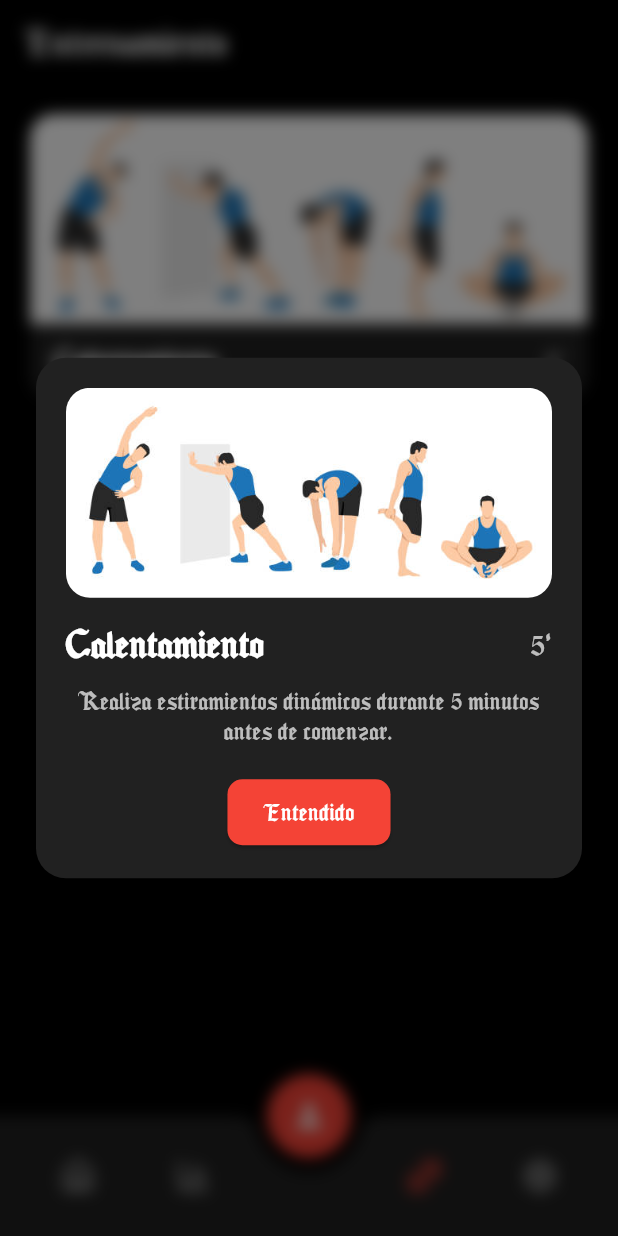
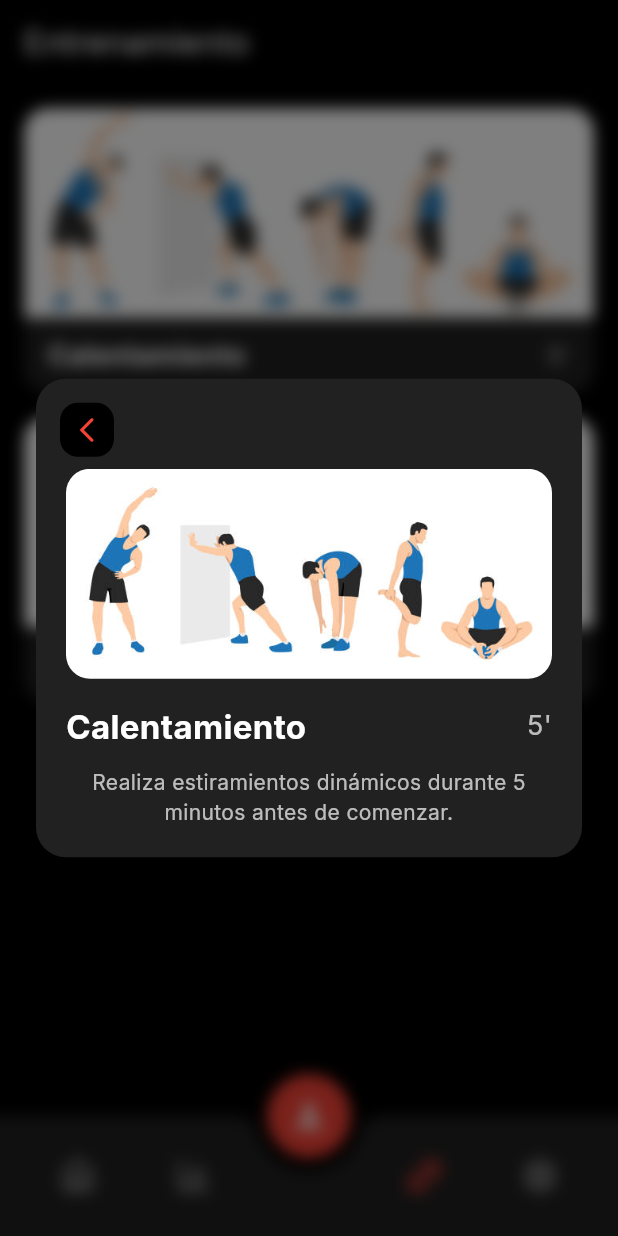
Before and after one commit to Axel-Vicente/CV_San_GregorioApp, a Flutter app: the screen it shows once a user with an empty profile is signed in, item 3 of the bottom bar chosen, after a tap on "Calentamiento", on a phone screen of 412 x 824 dp. Run offline on Flutter 3.47's test engine with Material 3 defaults, Android fonts, the phone set to English and light mode, and no system bars; our stand-ins replace firebase_auth, firebase_core, google_fonts, lucide_icons; accounts and stored records are empty.

Commit message:
Add beta training_screen

```diff
--- a/lib/views/training_screen.dart
+++ b/lib/views/training_screen.dart
@@ -4,7 +4,14 @@ import 'package:flutter/material.dart';
 class TrainingScreen extends StatelessWidget {
   const TrainingScreen({super.key});
 
-  void _showWarmUpDialog(BuildContext context) {
+  void _showWarmUpDialog(
+  BuildContext context,
+  String tag,
+  String title,
+  String duration,
+  String image,
+  String description,
+) {
   showDialog(
     context: context,
     barrierColor: Colors.black.withOpacity(0.5),
@@ -12,17 +19,22 @@ class TrainingScreen extends StatelessWidget {
     builder: (BuildContext context) {
       return Stack(
         children: [
+          // Fondo con blur
           BackdropFilter(
             filter: ImageFilter.blur(sigmaX: 5, sigmaY: 5),
             child: Container(color: Colors.black.withOpacity(0)),
           ),
           Center(
             child: Hero(
-                tag: 'warmupCard',
+              tag: tag,
               child: Material(
                 color: Colors.transparent,
                 child: Container(
                   margin: const EdgeInsets.symmetric(horizontal: 24),
+                  child: Stack(
+                    children: [
+                      // Tarjeta principal
+                      Container(
                         padding: const EdgeInsets.all(20),
                         decoration: BoxDecoration(
                           color: Colors.grey[900],
@@ -30,31 +42,33 @@ class TrainingScreen extends StatelessWidget {
                         ),
                         child: Column(
                           mainAxisSize: MainAxisSize.min,
+                          crossAxisAlignment: CrossAxisAlignment.start,
                           children: [
+                            const SizedBox(height: 40), // espacio para botón
                             ClipRRect(
                               borderRadius: BorderRadius.circular(16),
                               child: Image.asset(
-                            'lib/assets/images/warmup.jpg',
+                                image,
                                 height: 140,
                                 width: double.infinity,
                                 fit: BoxFit.cover,
                               ),
                             ),
                             const SizedBox(height: 16),
-                        const Row(
+                            Row(
                               mainAxisAlignment: MainAxisAlignment.spaceBetween,
                               children: [
                                 Text(
-                              "Calentamiento",
-                              style: TextStyle(
+                                  title,
+                                  style: const TextStyle(
                                     fontSize: 22,
                                     fontWeight: FontWeight.bold,
                                     color: Colors.white,
                                   ),
                                 ),
                                 Text(
-                              "5'",
-                              style: TextStyle(
+                                  duration,
+                                  style: const TextStyle(
                                     fontSize: 18,
                                     color: Colors.white70,
                                   ),
@@ -62,18 +76,34 @@ class TrainingScreen extends StatelessWidget {
                               ],
                             ),
                             const SizedBox(height: 12),
-                        const Text(
-                          "Realiza estiramientos dinámicos durante 5 minutos antes de comenzar.",
-                          style: TextStyle(color: Colors.white70),
+                            Text(
+                              description,
+                              style: const TextStyle(color: Colors.white70),
                               textAlign: TextAlign.center,
                             ),
-                        const SizedBox(height: 20),
-                        ElevatedButton(
-                          onPressed: () => Navigator.pop(context),
-                          style: ElevatedButton.styleFrom(
-                            backgroundColor: Colors.red,
+                          ],
                         ),
-                          child: const Text("Entendido"),
+                      ),
+
+                      // Botón superpuesto arriba a la izquierda
+                      Positioned(
+                        top: 16,
+                        left: 16,
+                        child: GestureDetector(
+                          onTap: () => Navigator.pop(context),
+                          child: Container(
+                            decoration: BoxDecoration(
+                              color: Colors.black,
+                              borderRadius: BorderRadius.circular(12),
+                            ),
+                            padding: const EdgeInsets.all(8),
+                            child: const Icon(
+                              Icons.arrow_back_ios_new_rounded,
+                              color: Colors.red,
+                              size: 20,
+                            ),
+                          ),
+                        ),
                       ),
                     ],
                   ),
@@ -87,59 +117,52 @@ class TrainingScreen extends StatelessWidget {
   );
 }
 
-  @override
-  Widget build(BuildContext context) {
-    return Scaffold(
-      backgroundColor: Colors.black,
-      appBar: AppBar(
-        title: const Text("Entrenamiento"),
-        backgroundColor: Colors.black,
-      ),
-      body: Padding(
-        padding: const EdgeInsets.all(16),
-        child: GestureDetector(
-          onTap: () => _showWarmUpDialog(context),
+
+  Widget _buildTrainingCard({
+    required BuildContext context,
+    required String tag,
+    required String title,
+    required String duration,
+    required String image,
+    required String description,
+  }) {
+    return GestureDetector(
+      onTap: () => _showWarmUpDialog(context, tag, title, duration, image, description),
       child: Hero(
-            tag: 'warmupCard',
+        tag: tag,
         child: Card(
           color: Colors.grey[900],
-              shape: RoundedRectangleBorder(
-                borderRadius: BorderRadius.circular(16),
-              ),
+          shape: RoundedRectangleBorder(borderRadius: BorderRadius.circular(16)),
           elevation: 4,
+          margin: const EdgeInsets.only(bottom: 16),
           child: Column(
             mainAxisSize: MainAxisSize.min,
             children: [
               ClipRRect(
-                    borderRadius: const BorderRadius.vertical(
-                      top: Radius.circular(16),
-                    ),
+                borderRadius: const BorderRadius.vertical(top: Radius.circular(16)),
                 child: Image.asset(
-                      'lib/assets/images/warmup.jpg',
+                  image,
                   height: 140,
                   width: double.infinity,
                   fit: BoxFit.cover,
                 ),
               ),
               Padding(
-                    padding: const EdgeInsets.symmetric(
-                      vertical: 12,
-                      horizontal: 16,
-                    ),
+                padding: const EdgeInsets.symmetric(vertical: 12, horizontal: 16),
                 child: Row(
                   mainAxisAlignment: MainAxisAlignment.spaceBetween,
-                      children: const [
+                  children: [
                     Text(
-                          "Calentamiento",
-                          style: TextStyle(
+                      title,
+                      style: const TextStyle(
                         fontSize: 18,
                         fontWeight: FontWeight.bold,
                         color: Colors.white,
                       ),
                     ),
                     Text(
-                          "5'",
-                          style: TextStyle(
+                      duration,
+                      style: const TextStyle(
                         fontSize: 16,
                         color: Colors.white70,
                       ),
@@ -151,7 +174,37 @@ class TrainingScreen extends StatelessWidget {
           ),
         ),
       ),
+    );
+  }
+
+  @override
+  Widget build(BuildContext context) {
+    return Scaffold(
+      backgroundColor: Colors.black,
+      appBar: AppBar(
+        title: const Text("Entrenamiento"),
+        backgroundColor: Colors.black,
       ),
+      body: ListView(
+        padding: const EdgeInsets.all(16),
+        children: [
+          _buildTrainingCard(
+            context: context,
+            tag: 'warmupCard',
+            title: 'Calentamiento',
+            duration: "5'",
+            image: 'lib/assets/images/warmup.jpg',
+            description: 'Realiza estiramientos dinámicos durante 5 minutos antes de comenzar.',
+          ),
+          _buildTrainingCard(
+            context: context,
+            tag: 'coreCard',
+            title: 'Core',
+            duration: "10'",
+            image: 'lib/assets/images/warmup.jpg',
+            description: 'Circuito de abdominales para fortalecer el core y mejorar estabilidad.',
+          ),
+        ],
       ),
     );
   }
--- a/lib/widgets/SGTheme.dart
+++ b/lib/widgets/SGTheme.dart
@@ -1,8 +1,9 @@
 import 'package:flutter/material.dart';
+import 'package:google_fonts/google_fonts.dart';
 
 final ThemeData appTheme = ThemeData(
   brightness: Brightness.dark,
-  fontFamily: 'sgFont',
+  textTheme: GoogleFonts.interTextTheme(),
   colorScheme: ColorScheme.dark(
     primary: Colors.grey[800]!, // color para widgets
     secondary: Colors.red,      // rojo como color de acento
--- a/pubspec.yaml
+++ b/pubspec.yaml
@@ -41,6 +41,7 @@ dependencies:
   # Use with the CupertinoIcons class for iOS style icons.
   cupertino_icons: ^1.0.8
   lucide_icons: ^0.257.0
+  google_fonts: ^6.2.1
 
 dev_dependencies:
   flutter_test:
@@ -69,10 +70,6 @@ flutter:
   assets:
     - lib/assets/images/app_icon.png
     - lib/assets/images/warmup.jpg
-  fonts:
-    - family: sgFont
-      fonts:
-        - asset: lib/assets/fonts/sgFont.ttf
   uses-material-design: true
 
   # To add assets to your application, add an assets section, like this:
```
Also changed, not shown: pubspec.lock, 2 other files. Lines whose indentation alone changed are shown as unchanged.
